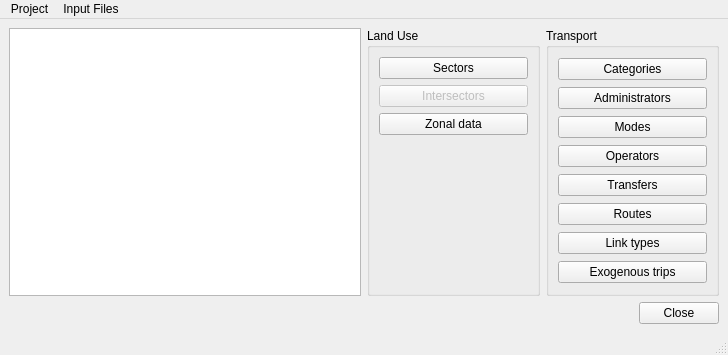
Old version of the form data.ui in the repository TomasdelaBarra/QTRANUS.
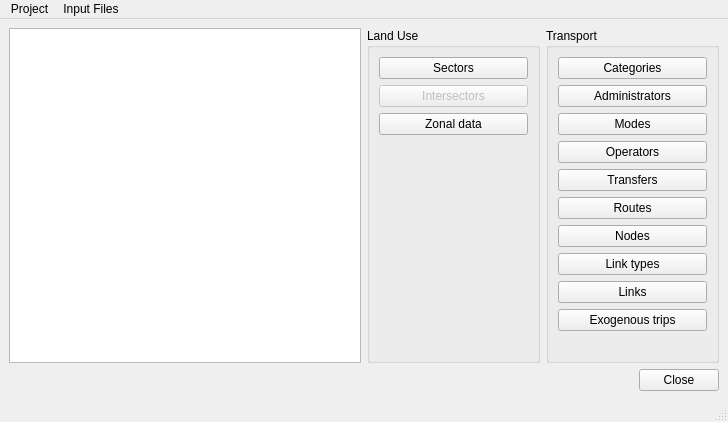
New version of the form.

Commit message: Link and Nodes Dialog

The edit to the form file:
```diff
--- a/data.ui
+++ b/data.ui
@@ -7,15 +7,15 @@
     <x>0</x>
     <y>0</y>
     <width>728</width>
-    <height>355</height>
+    <height>422</height>
    </rect>
   </property>
   <property name="windowTitle">
    <string>Data</string>
   </property>
   <widget class="QWidget" name="centralwidget">
-   <layout class="QVBoxLayout" name="verticalLayout_4">
-    <item>
+   <layout class="QGridLayout" name="gridLayout">
+    <item row="0" column="0">
      <layout class="QVBoxLayout" name="verticalLayout_2">
       <item>
        <layout class="QHBoxLayout" name="horizontalLayout_3">
@@ -35,8 +35,8 @@
             <property name="title">
              <string>Land Use</string>
             </property>
-            <layout class="QFormLayout" name="formLayout">
-             <item row="0" column="0" colspan="2">
+            <layout class="QVBoxLayout" name="verticalLayout_4">
+             <item>
               <layout class="QVBoxLayout" name="verticalLayout_3">
                <item>
                 <widget class="QPushButton" name="btn_sectors">
@@ -62,6 +62,19 @@
                  </property>
                 </widget>
                </item>
+               <item>
+                <spacer name="verticalSpacer">
+                 <property name="orientation">
+                  <enum>Qt::Vertical</enum>
+                 </property>
+                 <property name="sizeHint" stdset="0">
+                  <size>
+                   <width>20</width>
+                   <height>40</height>
+                  </size>
+                 </property>
+                </spacer>
+               </item>
               </layout>
              </item>
             </layout>
@@ -78,6 +91,8 @@
             <property name="title">
              <string>Transport</string>
             </property>
+            <layout class="QGridLayout" name="gridLayout_2">
+             <item row="0" column="0">
             <layout class="QVBoxLayout" name="verticalLayout">
              <item>
               <widget class="QPushButton" name="btn_categories">
@@ -121,6 +136,13 @@
                </property>
               </widget>
              </item>
+               <item>
+                <widget class="QPushButton" name="btn_nodes">
+                 <property name="text">
+                  <string>Nodes</string>
+                 </property>
+                </widget>
+               </item>
              <item>
               <widget class="QPushButton" name="btn_link_types">
                <property name="text">
@@ -128,6 +150,13 @@
                </property>
               </widget>
              </item>
+               <item>
+                <widget class="QPushButton" name="btn_links">
+                 <property name="text">
+                  <string>Links</string>
+                 </property>
+                </widget>
+               </item>
              <item>
               <widget class="QPushButton" name="btn_exogenous_trips">
                <property name="text">
@@ -135,6 +164,21 @@
                </property>
               </widget>
              </item>
+               <item>
+                <spacer name="verticalSpacer_2">
+                 <property name="orientation">
+                  <enum>Qt::Vertical</enum>
+                 </property>
+                 <property name="sizeHint" stdset="0">
+                  <size>
+                   <width>20</width>
+                   <height>40</height>
+                  </size>
+                 </property>
+                </spacer>
+               </item>
+              </layout>
+             </item>
             </layout>
            </widget>
           </item>
```
Left out of the diff: 10 changed lines with no effect on the pictures. Lines whose indentation alone changed are shown as unchanged. The commit also changes 57 other files.
